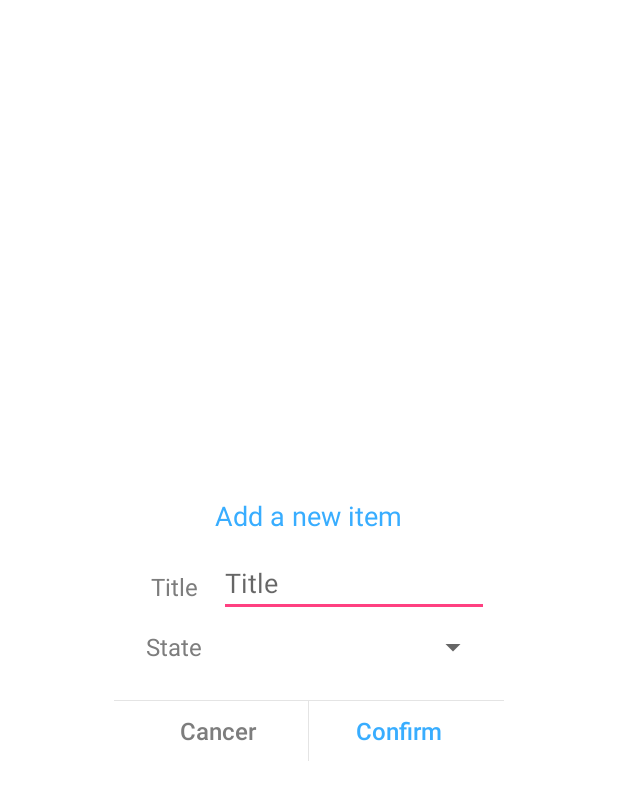
After one commit to CHUBBY799/Memo, an Android app: the layout dialog_list_item.xml on its own in the app's theme, with its tools: preview values and no code run, on a phone screen of 412 x 824 dp. The commit adds this screen. Shown: the top 800 px of the screen. Run offline under Robolectric (Android 15) with nearby library versions, the phone set to English and light mode, and no system bars.

Commit message:
The basic functions of list have been completed.

```diff
--- /dev/null
+++ b/app/src/main/res/drawable/free_dialog_bg.xml
@@ -0,0 +1,11 @@
+<?xml version="1.0" encoding="utf-8"?>
+<shape xmlns:android="http://schemas.android.com/apk/res/android">
+
+    <solid android:color="#FFFFFF" />
+    <stroke
+        android:width="0.8dp"
+        android:color="#FFFFFF" />
+    <!-- 圆角 -->
+    <corners android:radius="6dp" />
+
+</shape>
--- /dev/null
+++ b/app/src/main/res/layout/dialog_list_item.xml
@@ -0,0 +1,124 @@
+<RelativeLayout xmlns:android="http://schemas.android.com/apk/res/android"
+    android:layout_width="match_parent"
+    android:layout_height="match_parent"
+    android:background="#FFFFFF">
+
+    <LinearLayout
+        android:layout_width="260dp"
+        android:layout_height="wrap_content"
+        android:layout_centerInParent="true"
+        android:background="@drawable/free_dialog_bg"
+        android:orientation="vertical">
+
+        <TextView
+            android:id="@+id/new_item"
+            android:layout_width="wrap_content"
+            android:layout_height="wrap_content"
+            android:layout_gravity="center"
+            android:layout_margin="15dp"
+            android:gravity="center"
+            android:text="@string/item_new"
+            android:textColor="#38ADFF"
+            android:textSize="18sp" />
+
+        <LinearLayout
+            android:layout_width="match_parent"
+            android:layout_height="40dp"
+            android:orientation="horizontal">
+
+            <TextView
+                android:layout_width="0dp"
+                android:layout_height="wrap_content"
+                android:layout_weight="1"
+                android:layout_gravity="center"
+                android:layout_marginStart="10dp"
+                android:gravity="center"
+                android:text="@string/title"
+                android:textColor="#7D7D7D"
+                android:textSize="16sp" />
+
+            <EditText
+                android:id="@+id/title"
+                android:layout_width="0dp"
+                android:layout_height="wrap_content"
+                android:layout_weight="3"
+                android:hint="@string/title"
+                android:layout_marginEnd="10dp"
+                android:layout_gravity="center"/>
+
+        </LinearLayout>
+
+        <LinearLayout
+            android:layout_width="match_parent"
+            android:layout_height="40dp"
+            android:orientation="horizontal">
+
+            <TextView
+                android:layout_width="0dp"
+                android:layout_height="wrap_content"
+                android:layout_weight="1"
+                android:layout_gravity="center"
+                android:layout_marginStart="10dp"
+                android:gravity="center"
+                android:text="@string/state"
+                android:textColor="#7D7D7D"
+                android:textSize="16sp" />
+
+            <Spinner
+                android:id="@+id/state"
+                android:layout_width="0dp"
+                android:layout_height="wrap_content"
+                android:layout_weight="3"
+                android:layout_marginEnd="10dp"
+                android:layout_gravity="center"/>
+
+        </LinearLayout>
+
+        <View
+            android:layout_width="match_parent"
+            android:layout_height="1px"
+            android:layout_marginTop="15dp"
+            android:background="#E4E4E4" />
+
+        <LinearLayout
+            android:layout_width="match_parent"
+            android:layout_height="40dp"
+            android:orientation="horizontal">
+
+            <Button
+                android:id="@+id/cancer"
+                android:layout_width="0dp"
+                android:layout_height="match_parent"
+                android:layout_marginStart="10dp"
+                android:layout_weight="1"
+                android:background="@null"
+                android:gravity="center"
+                android:singleLine="true"
+                android:text="@string/cancer"
+                android:textAllCaps="false"
+                android:textColor="#7D7D7D"
+                android:textSize="16sp" />
+
+            <View
+                android:layout_width="1px"
+                android:layout_height="match_parent"
+                android:background="#E4E4E4" />
+
+            <Button
+                android:id="@+id/confirm"
+                android:layout_width="0dp"
+                android:layout_height="match_parent"
+                android:layout_marginEnd="10dp"
+                android:layout_weight="1"
+                android:background="@null"
+                android:gravity="center"
+                android:singleLine="true"
+                android:text="@string/confirm"
+                android:textAllCaps="false"
+                android:textColor="#38ADFF"
+                android:textSize="16sp" />
+        </LinearLayout>
+
+    </LinearLayout>
+
+</RelativeLayout>
--- a/app/src/main/res/values/strings.xml
+++ b/app/src/main/res/values/strings.xml
@@ -41,8 +41,13 @@
     <string name="list_new">Add a new list</string>
     <string name="task_new">Add a new task</string>
     <string name="note_new">Add a new note</string>
+    <string name="item_new">Add a new item</string>
 
     <string name="list_finish">√</string>
     <string name="hint_list_title">please input title of list</string>
     <string name="list_launches_icon">List launches Icon</string>
+    <string name="cancer">Cancer</string>
+    <string name="confirm">Confirm</string>
+    <string name="state">State</string>
+    <string name="title">Title</string>
 </resources>
```
Also changed, not shown: app/src/main/java/com/shining/memo/view/ListActivity.java (+20 -2 lines), app/src/main/java/com/shining/memo/widget/ListDialog.java (added, +139 -0 lines), app/src/main/res/layout/spinner_item.xml (added, +11 -0 lines), app/src/main/res/values/styles.xml (+13 -0 lines).
